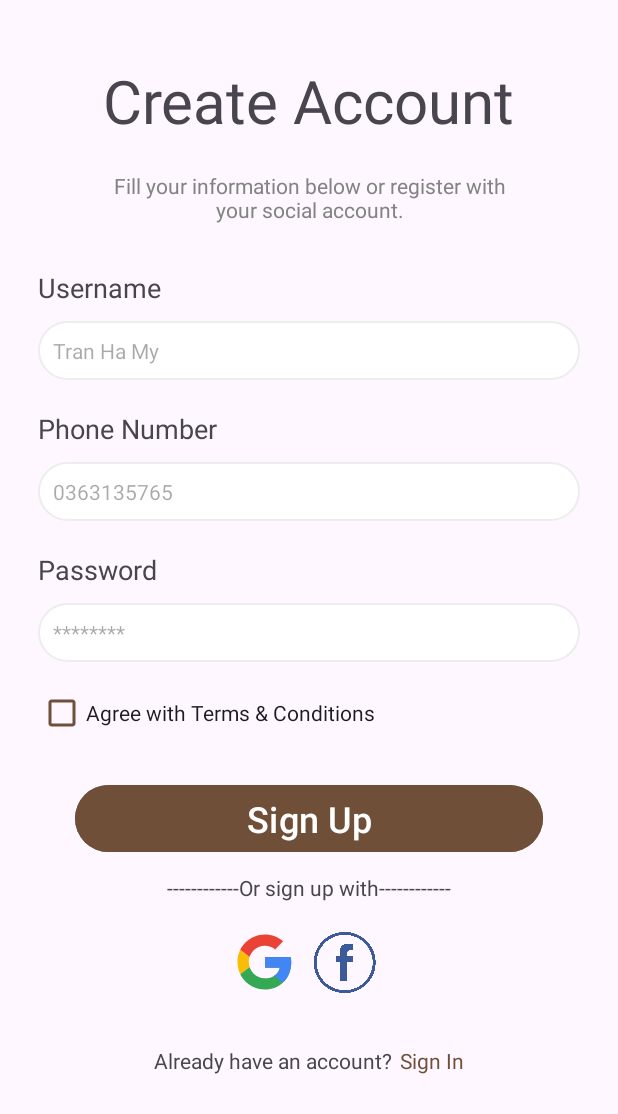
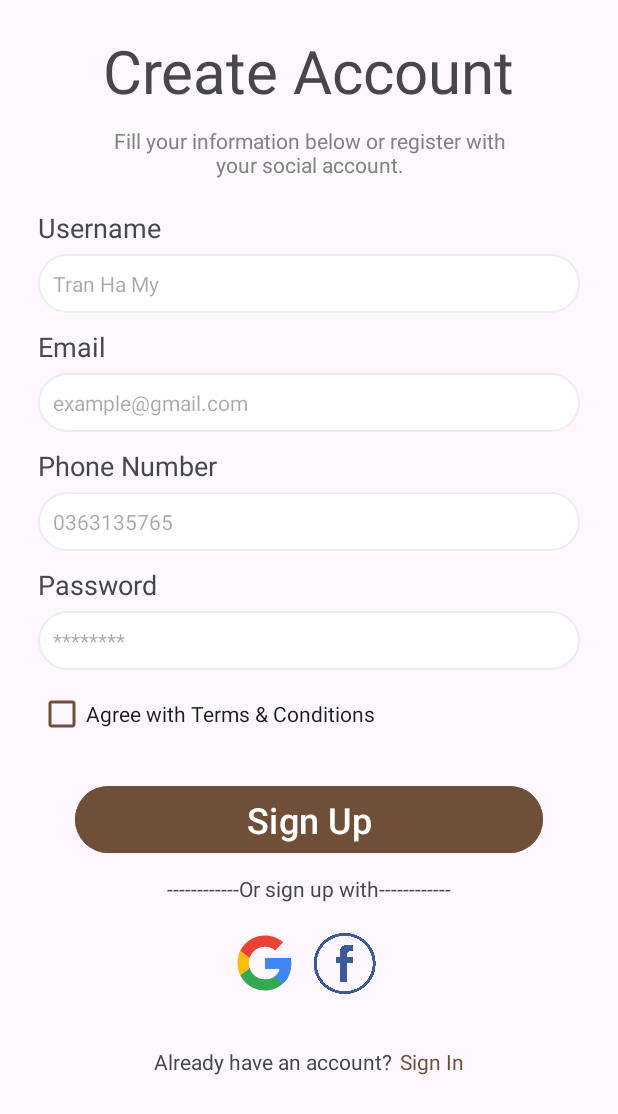
Before and after one commit to tranthanhthuy0905/Be.Loved, an Android app: the SignIn screen opened directly, with no data from a screen before it, after a tap on "Sign Up", on a phone screen of 412 x 824 dp. Shown: the top 1114 px of the screen. Run offline under Robolectric (Android 15) with nearby library versions, the phone set to English and light mode, and no system bars; our stand-ins replace Firebase (no records; nobody signed in at launch, a user with empty details on screens opened directly).

Commit message:
Update Login/Signup with Firebase

```diff
--- a/app/build.gradle.kts
+++ b/app/build.gradle.kts
@@ -41,5 +41,6 @@ dependencies {
     androidTestImplementation("androidx.test.espresso:espresso-core:3.5.1")
     implementation(platform("com.google.firebase:firebase-bom:32.6.0"))
     implementation("com.google.firebase:firebase-analytics")
-    implementation("com.google.firebase:firebase-database")
+    implementation("com.google.firebase:firebase-database:20.3.0")
+    implementation("com.google.firebase:firebase-auth")
 }
--- a/app/src/main/java/com/example/beloved/getStarted/SignIn.java
+++ b/app/src/main/java/com/example/beloved/getStarted/SignIn.java
@@ -1,20 +1,33 @@
 package com.example.beloved.getStarted;
 
+import androidx.annotation.NonNull;
 import androidx.appcompat.app.AppCompatActivity;
 
 import android.app.Activity;
 import android.content.Context;
 import android.content.Intent;
 import android.os.Bundle;
+import android.util.Log;
 import android.view.View;
 import android.view.inputmethod.InputMethodManager;
 import android.widget.Button;
 import android.widget.EditText;
 import android.widget.TextView;
+import android.widget.Toast;
 
 import com.example.beloved.R;
+import com.google.android.gms.tasks.OnFailureListener;
+import com.google.android.gms.tasks.OnSuccessListener;
+import com.google.firebase.auth.AuthResult;
+import com.google.firebase.auth.FirebaseAuth;
 
 public class SignIn extends AppCompatActivity {
+
+    private EditText email;
+    private EditText password;
+
+    private Button signInBtn;
+    private FirebaseAuth auth;
 
     @Override
     protected void onCreate(Bundle savedInstanceState) {
@@ -38,8 +51,12 @@ public class SignIn extends AppCompatActivity {
             }
         });
 
-        Button signInBtn = (Button) findViewById(R.id.navBtn);
+        email = (EditText) findViewById(R.id.emailInput);
+        password = (EditText) findViewById(R.id.passwordInput);
+        signInBtn = (Button) findViewById(R.id.navBtn);
         signInBtn.setText("Sign In");
+
+        auth = FirebaseAuth.getInstance();
 
         signInBtn.setOnClickListener(new View.OnClickListener() {
             @Override
@@ -50,13 +67,33 @@ public class SignIn extends AppCompatActivity {
                     InputMethodManager imm = (InputMethodManager) activity.getSystemService(Context.INPUT_METHOD_SERVICE);
                     imm.hideSoftInputFromWindow(focusedView.getWindowToken(), 0);
                 }
-                EditText username = findViewById(R.id.usernameInput);
-                EditText password = findViewById(R.id.passwordInput);
-//                Intent intent = new Intent(SignIn.this, ABC.class);  // TODO: Changing ABC by Homescreen
-//                intent.putExtra("Username", username.getText().toString());
-//                intent.putExtra("password", password.getText().toString());
+                String emailStr = email.getText().toString();
+                String passwordStr = password.getText().toString();
+                loginUser(emailStr, passwordStr);
             }}
 
         );
     }
+
+    private void loginUser(String email, String password) {
+        auth.signInWithEmailAndPassword(email, password)
+            .addOnSuccessListener(new OnSuccessListener<AuthResult>() {
+                @Override
+                public void onSuccess(AuthResult authResult) {
+
+                    Toast.makeText(SignIn.this, "Log in successfully", Toast.LENGTH_SHORT).show();
+                    // TODO: Add Homescreen here
+                    // startActivity(new Intent(SignIn.this, Homescreen.this));
+                    // finish();
+                }}
+            )
+            .addOnFailureListener(
+                    new OnFailureListener() {
+                        @Override
+                        public void onFailure(@NonNull Exception e) {
+                            Toast.makeText(SignIn.this, "Auth credential is incorrect", Toast.LENGTH_SHORT).show();
+                        }
+                    }
+            );
+    }
 }
--- a/app/src/main/java/com/example/beloved/getStarted/SignUp.java
+++ b/app/src/main/java/com/example/beloved/getStarted/SignUp.java
@@ -1,24 +1,37 @@
 package com.example.beloved.getStarted;
 
+import androidx.annotation.NonNull;
 import androidx.appcompat.app.AppCompatActivity;
 
 import android.app.Activity;
 import android.content.Context;
 import android.content.Intent;
 import android.os.Bundle;
-import android.util.Log;
+import android.text.TextUtils;
 import android.view.View;
 import android.view.inputmethod.InputMethodManager;
 import android.widget.Button;
 import android.widget.CheckBox;
 import android.widget.EditText;
 import android.widget.TextView;
+import android.widget.Toast;
 
-import com.example.beloved.MainActivity;
 import com.example.beloved.R;
-import com.google.android.material.snackbar.Snackbar;
+import com.google.android.gms.tasks.OnCompleteListener;
+import com.google.android.gms.tasks.Task;
+import com.google.firebase.auth.AuthResult;
+import com.google.firebase.auth.FirebaseAuth;
 
 public class SignUp extends AppCompatActivity {
+
+    private EditText username;
+    private EditText email;
+    private EditText phonenumber;
+    private EditText password;
+
+    private Button signUpBtn;
+
+    private FirebaseAuth auth;
 
     @Override
     protected void onCreate(Bundle savedInstanceState) {
@@ -48,8 +61,14 @@ public class SignUp extends AppCompatActivity {
                 }}}
                 );
 
-        Button signUpBtn = (Button) findViewById(R.id.navBtn);
+        username = (EditText) findViewById(R.id.usernameInput);
+        email = (EditText) findViewById(R.id.emailInput);
+        phonenumber = (EditText) findViewById(R.id.phoneInput);
+        password = (EditText) findViewById(R.id.passwordInput);
+        signUpBtn = (Button) findViewById(R.id.navBtn);
         signUpBtn.setText("Sign Up");
+
+        auth = FirebaseAuth.getInstance();
 
         signUpBtn.setOnClickListener(new View.OnClickListener() {
             @Override
@@ -60,15 +79,36 @@ public class SignUp extends AppCompatActivity {
                     InputMethodManager imm = (InputMethodManager) activity.getSystemService(Context.INPUT_METHOD_SERVICE);
                     imm.hideSoftInputFromWindow(focusedView.getWindowToken(), 0);
                 }
-                EditText username = findViewById(R.id.usernameInput);
-                EditText phonenumber = findViewById(R.id.phoneInput);
-                EditText password = findViewById(R.id.passwordInput);
-//                Intent intent = new Intent(SignUp.this, ABC.class); // TODO: Changing ABC by Homescreen
-//                intent.putExtra("Username", username.getText().toString());
-//                intent.putExtra("phonenumber", phonenumber.getText().toString());
-//                intent.putExtra("password", password.getText().toString());
+                String usernameStr = username.getText().toString();
+                String emailStr = email.getText().toString();
+                String phonenumberStr = phonenumber.getText().toString();
+                String passwordStr = password.getText().toString();
+                if (TextUtils.isEmpty(emailStr) || TextUtils.isEmpty(usernameStr) || TextUtils.isEmpty(phonenumberStr) || TextUtils.isEmpty(passwordStr)) {
+                    Toast.makeText(SignUp.this, "Empty credentials", Toast.LENGTH_SHORT).show();
+                } else if (passwordStr.length() < 8) {
+                    Toast.makeText(SignUp.this, "Password length must be more than 8", Toast.LENGTH_SHORT).show();
+                } else {
+                    Integer phoneNumber = Integer.parseInt(phonenumber.getText().toString());
+                    registerUser(usernameStr, emailStr, phoneNumber, passwordStr);
+                }
             }}
 
         );
     }
+
+    private void registerUser(String username, String email, Integer phoneNumber, String password) {
+        auth.createUserWithEmailAndPassword(email, password).addOnCompleteListener(SignUp.this, new OnCompleteListener<AuthResult>() {
+            @Override
+            public void onComplete(@NonNull Task<AuthResult> task) {
+                if(task.isSuccessful()) {
+                    Toast.makeText(SignUp.this, "Sign up successfully", Toast.LENGTH_SHORT).show();
+                    // TODO: Add Homescreen here
+                    // startActivity(new Intent(SignUp.this, Homescreen.this));
+                    // finish();
+                } else {
+                    Toast.makeText(SignUp.this,"Fail to sign up", Toast.LENGTH_SHORT).show();
+                }
+            }
+        });
+    };
 }
--- a/app/src/main/res/layout/sign_up.xml
+++ b/app/src/main/res/layout/sign_up.xml
@@ -9,7 +9,7 @@
         android:id="@+id/createAcc"
         android:layout_width="wrap_content"
         android:layout_height="wrap_content"
-        android:layout_marginTop="40dp"
+        android:layout_marginTop="20dp"
         android:text="Create Account"
         android:textSize="40sp"
         app:layout_constraintEnd_toEndOf="parent"
@@ -20,7 +20,7 @@
         android:id="@+id/subtitle"
         android:layout_width="0dp"
         android:layout_height="wrap_content"
-        android:layout_marginTop="20dp"
+        android:layout_marginTop="10dp"
         android:text="Fill your information below or register with your social account."
         android:textAlignment="center"
         android:textColor="#838383"
@@ -34,27 +34,37 @@
         android:id="@+id/username"
         android:layout_width="wrap_content"
         android:layout_height="wrap_content"
-        android:layout_marginTop="30dp"
+        android:layout_marginTop="20dp"
         android:text="Username"
         android:textSize="18sp"
         app:layout_constraintStart_toStartOf="@+id/usernameInput"
         app:layout_constraintTop_toBottomOf="@+id/subtitle" />
 
     <TextView
-        android:id="@+id/phonenumber"
+        android:id="@+id/email"
         android:layout_width="wrap_content"
         android:layout_height="wrap_content"
-        android:layout_marginTop="20dp"
-        android:text="Phone Number"
+        android:layout_marginTop="10dp"
+        android:text="Email"
         android:textSize="18sp"
         app:layout_constraintStart_toStartOf="@+id/usernameInput"
         app:layout_constraintTop_toBottomOf="@+id/usernameInput" />
 
     <TextView
+        android:id="@+id/phonenumber"
+        android:layout_width="wrap_content"
+        android:layout_height="wrap_content"
+        android:layout_marginTop="10dp"
+        android:text="Phone Number"
+        android:textSize="18sp"
+        app:layout_constraintStart_toStartOf="@+id/usernameInput"
+        app:layout_constraintTop_toBottomOf="@+id/emailInput" />
+
+    <TextView
         android:id="@+id/password"
         android:layout_width="wrap_content"
         android:layout_height="wrap_content"
-        android:layout_marginTop="20dp"
+        android:layout_marginTop="10dp"
         android:text="Password"
         android:textSize="18sp"
         app:layout_constraintStart_toStartOf="@+id/phonenumber"
@@ -65,7 +75,7 @@
         android:layout_width="0dp"
         android:layout_height="wrap_content"
         android:layout_marginStart="25dp"
-        android:layout_marginTop="10dp"
+        android:layout_marginTop="5dp"
         android:layout_marginEnd="25dp"
         android:background="@drawable/rounded_input"
         android:ems="10"
@@ -77,10 +87,24 @@
         app:layout_constraintTop_toBottomOf="@+id/username" />
 
     <EditText
+        android:id="@+id/emailInput"
+        android:layout_width="0dp"
+        android:layout_height="wrap_content"
+        android:layout_marginTop="5dp"
+        android:background="@drawable/rounded_input"
+        android:ems="10"
+        android:hint="example@gmail.com"
+        android:inputType="textEmailAddress"
+        android:textSize="14sp"
+        app:layout_constraintEnd_toEndOf="@+id/usernameInput"
+        app:layout_constraintStart_toStartOf="@+id/usernameInput"
+        app:layout_constraintTop_toBottomOf="@+id/email" />
+
+    <EditText
         android:id="@+id/phoneInput"
         android:layout_width="0dp"
         android:layout_height="wrap_content"
-        android:layout_marginTop="10dp"
+        android:layout_marginTop="5dp"
         android:background="@drawable/rounded_input"
         android:ems="10"
         android:hint="0363135765"
@@ -94,7 +118,7 @@
         android:id="@+id/passwordInput"
         android:layout_width="0dp"
         android:layout_height="wrap_content"
-        android:layout_marginTop="10dp"
+        android:layout_marginTop="5dp"
         android:background="@drawable/rounded_input"
         android:ems="10"
         android:hint="********"
@@ -108,7 +132,7 @@
         android:id="@+id/checkTerm"
         android:layout_width="wrap_content"
         android:layout_height="wrap_content"
-        android:layout_marginTop="10dp"
+        android:layout_marginTop="5dp"
         android:text="Agree with Terms &amp; Conditions"
         style="@style/ConditionCheckbox"
         android:textSize="14sp"
--- a/build.gradle.kts
+++ b/build.gradle.kts
@@ -1,3 +1,8 @@
+buildscript {
+    dependencies {
+        classpath("com.google.gms:google-services:4.4.0")
+    }
+}
 // Top-level build file where you can add configuration options common to all sub-projects/modules.
 plugins {
     id("com.android.application") version "8.1.2" apply false
```
Also changed, not shown: app/src/main/res/layout/sign_in.xml (+11 -11 lines).
